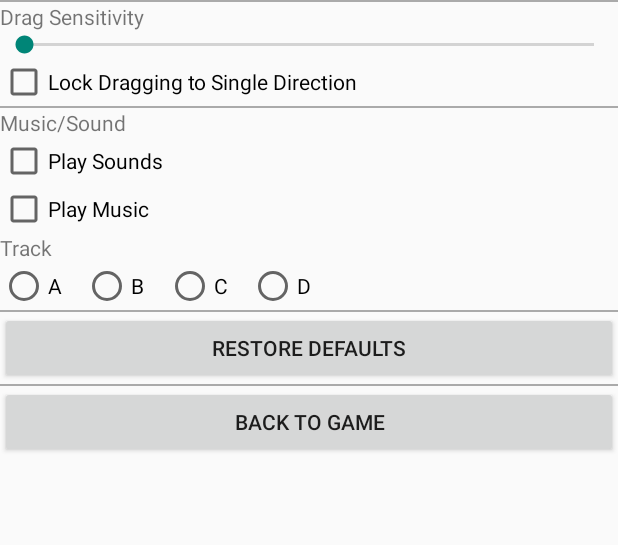
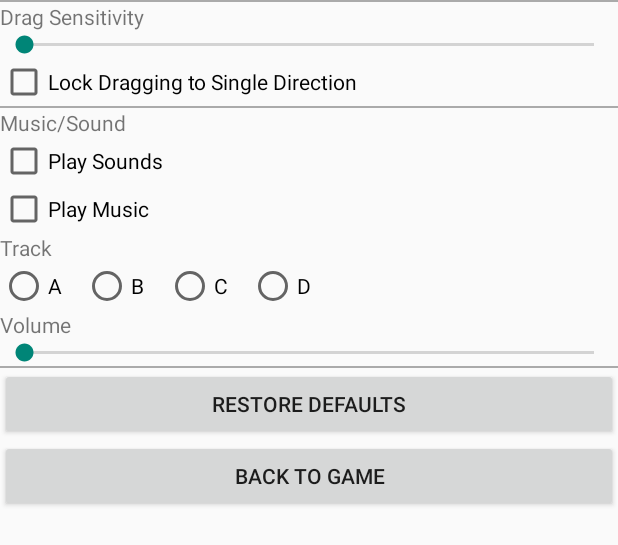
Before and after one commit to kchow2/android-tetris, an Android app: the layout settings_dialog.xml on its own in the app's theme, with its tools: preview values and no code run, on a phone screen of 412 x 824 dp. Shown: the top 545 px of the screen. Run offline under Robolectric (Android 15) with nearby library versions, the phone set to English and light mode, and no system bars.

Commit message:
added volume slider for music

```diff
--- a/app/src/main/res/layout/settings_dialog.xml
+++ b/app/src/main/res/layout/settings_dialog.xml
@@ -69,6 +69,15 @@
                      android:text="@string/settings_d"/>
     </RadioGroup>
 
+    <TextView android:text="@string/settings_volume"
+              android:layout_width="match_parent"
+              android:layout_height="wrap_content"/>
+
+    <SeekBar android:text="@string/settings_drag_sensitivity"
+             android:layout_width="match_parent"
+             android:layout_height="wrap_content"
+             android:id="@+id/id_music_volume"/>
+
     <View
         android:layout_width="match_parent"
         android:layout_height="1dp"
@@ -79,11 +88,6 @@
               android:layout_height="wrap_content"
               android:id="@+id/id_restore_defaults"/>
 
-    <View
-        android:layout_width="match_parent"
-        android:layout_height="1dp"
-        android:background="@android:color/darker_gray"/>
-
     <Button android:text="@string/settings_back"
                android:layout_width="match_parent"
                android:layout_height="wrap_content"
--- a/app/src/main/res/values/strings.xml
+++ b/app/src/main/res/values/strings.xml
@@ -27,5 +27,6 @@
     <string name="settings_d">D</string>
     <string name="settings_play_music">Play Music</string>
     <string name="settings_play_sounds">Play Sounds</string>
+    <string name="settings_volume">Volume</string>
 
 </resources>
```
Also changed, not shown: app/src/main/java/com/kchow2/tetris/GameActivity.java (+6 -6 lines), app/src/main/java/com/kchow2/tetris/MusicPlayer.java (+13 -0 lines), app/src/main/java/com/kchow2/tetris/Settings.java (+13 -0 lines), app/src/main/java/com/kchow2/tetris/SettingsDialog.java (+10 -1 lines), 1 other file.
